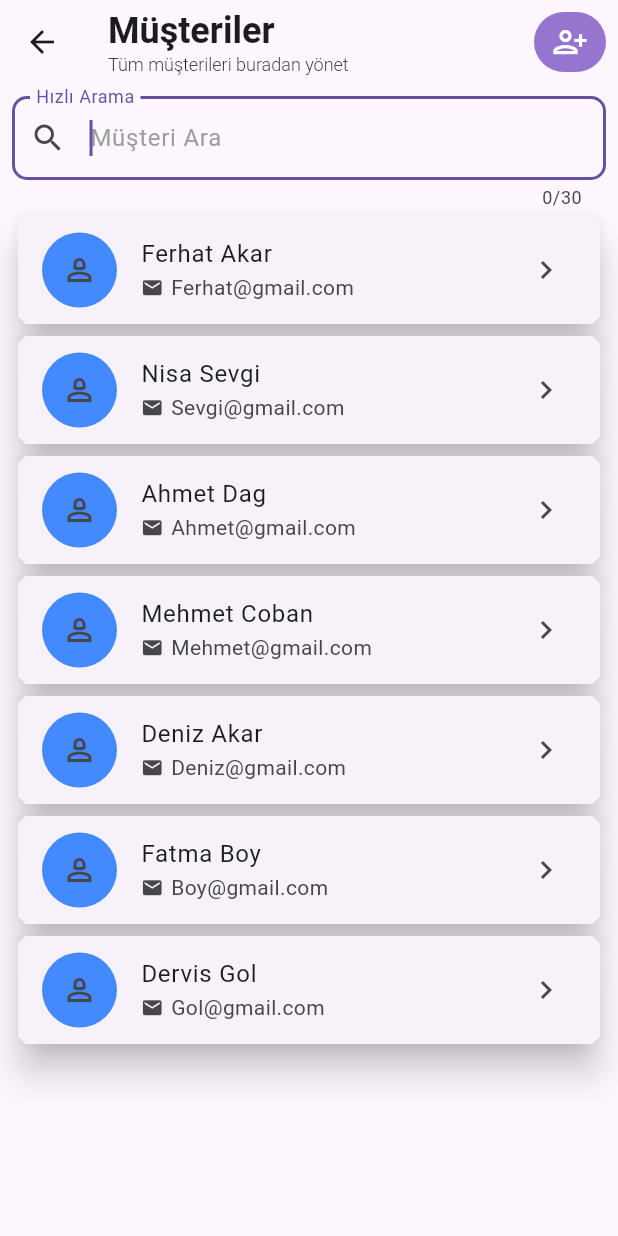
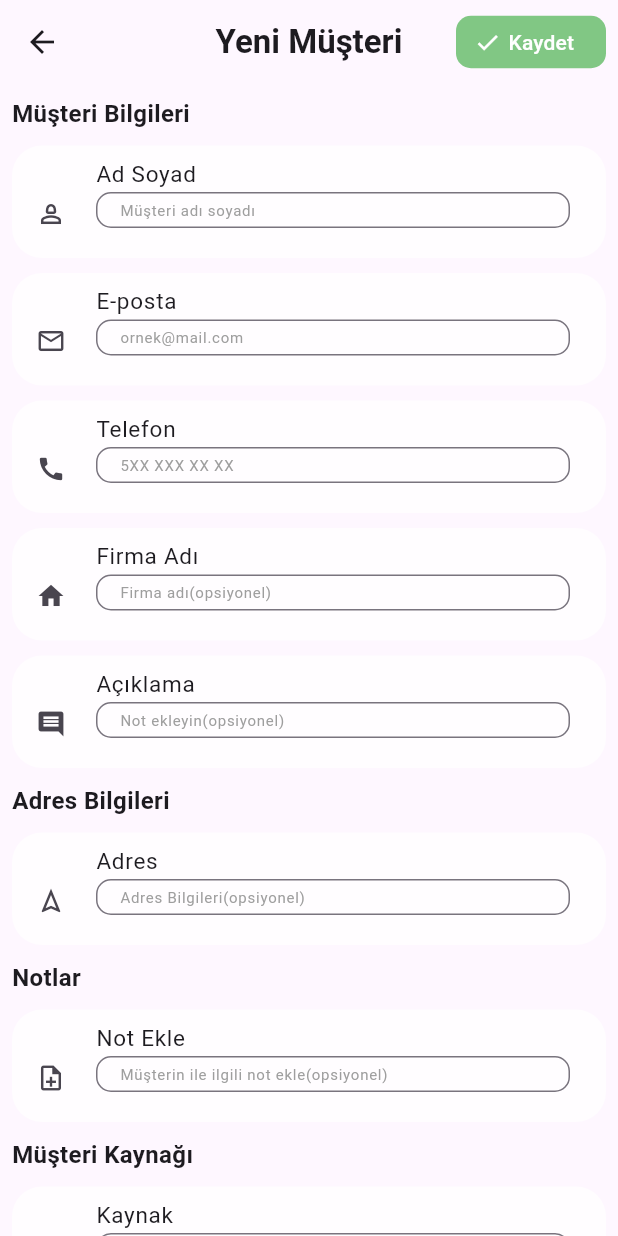
Before and after one commit to fferhatakr/freelancers_mobile_app, a Flutter app: the ClientListPage screen opened directly, after a tap on the "person add alt 1" icon, on a phone screen of 412 x 824 dp. Run offline on Flutter 3.47's test engine with Material 3 defaults, Android fonts, the phone set to English and light mode, and no system bars; our stand-ins replace fl_chart.

Commit message:
The project's new customer addition page has been created.

```diff
--- /dev/null
+++ b/lib/core/navigation/app_navigation.dart
@@ -0,0 +1,7 @@
+import 'package:flutter/material.dart';
+
+class AppNavigation {
+  static void navigateTo(BuildContext contex, Widget widget) {
+    Navigator.of(contex).push(MaterialPageRoute(builder: (context) => widget));
+  }
+}
--- a/lib/core/theme/app_colors.dart
+++ b/lib/core/theme/app_colors.dart
@@ -17,4 +17,5 @@ class AppColors {
   static const Color containerGoldColor = Color.fromARGB(255, 124, 87, 8);
   static const Color textStyle = Colors.white;
   static const Color dashboardBackground = Color(0xFFF5F5F5);
+  static const Color hintTextcolor = Colors.grey;
 }
--- a/lib/features/clients/clientList.dart
+++ b/lib/features/clients/clientList.dart
@@ -1,5 +1,7 @@
 import 'package:flutter/material.dart';
+import 'package:freelancer_tracking_system/core/navigation/app_navigation.dart';
 import 'package:freelancer_tracking_system/core/theme/app_theme.dart';
+import 'package:freelancer_tracking_system/features/clients/clients_add_screen.dart';
 import 'package:freelancer_tracking_system/features/clients/widgets/clientWidget.dart';
 
 class ClientListPage extends StatefulWidget {
@@ -42,7 +44,7 @@ class _ClientListPageState extends State<ClientListPage> {
         actions: [
           IconButton(
             onPressed: () {
-              print('Müşteri Ekleme Çok yakında');
+              AppNavigation.navigateTo(context, ClientAddScreen());
             },
             icon: Container(
               height: 48,
--- /dev/null
+++ b/lib/features/clients/clients_add_screen.dart
@@ -0,0 +1,153 @@
+import 'package:flutter/material.dart';
+import 'package:freelancer_tracking_system/features/clients/widgets/clients_add_widget.dart';
+
+class ClientAddScreen extends StatelessWidget {
+  final adSoyadController = TextEditingController();
+  final emailController = TextEditingController();
+  final telefonController = TextEditingController();
+  final firmaController = TextEditingController();
+  final notController = TextEditingController();
+  final adresController = TextEditingController();
+  final sourceController = TextEditingController();
+  final aciklamaController = TextEditingController();
+  @override
+  Widget build(BuildContext context) {
+    return Scaffold(
+      appBar: AppBar(
+        title: Text(
+          'Yeni Müşteri',
+          style: TextStyle(fontWeight: FontWeight.bold),
+        ),
+        centerTitle: true,
+        actions: [
+          Padding(
+            padding: const EdgeInsets.all(8.0),
+            child: Container(
+              height: 35,
+              width: 100,
+              decoration: BoxDecoration(
+                color: Colors.green[300],
+                borderRadius: BorderRadius.circular(10),
+              ),
+              child: TextButton(
+                onPressed: () {
+                  print('object');
+                  print(adSoyadController.text);
+                },
+                child: Row(
+                  children: [
+                    Icon(Icons.check, color: Colors.white),
+                    SizedBox(width: 5),
+                    Text('Kaydet', style: TextStyle(color: Colors.white)),
+                  ],
+                ),
+              ),
+            ),
+          ),
+        ],
+      ),
+      body: SingleChildScrollView(
+        child: Padding(
+          padding: const EdgeInsets.all(8.0),
+          child: Column(
+            spacing: 10,
+            crossAxisAlignment: CrossAxisAlignment.start,
+            children: [
+              Text(
+                'Müşteri Bilgileri',
+                style: TextStyle(fontSize: 16, fontWeight: FontWeight.bold),
+              ),
+
+              ClientAdd(
+                icon: Icons.person_2_outlined,
+                title: 'Ad Soyad',
+                title2: 'Müşteri adı soyadı',
+                controlText: adSoyadController,
+              ),
+              ClientAdd(
+                icon: Icons.mail_outline,
+                title: 'E-posta',
+                title2: 'ornek@mail.com',
+                controlText: emailController,
+              ),
+              ClientAdd(
+                icon: Icons.call,
+                title: 'Telefon',
+                title2: '5XX XXX XX XX',
+                controlText: telefonController,
+              ),
+              ClientAdd(
+                icon: Icons.home,
+                title: 'Firma Adı',
+                title2: 'Firma adı(opsiyonel)',
+                controlText: firmaController,
+              ),
+              ClientAdd(
+                icon: Icons.comment,
+                title: 'Açıklama',
+                title2: 'Not ekleyin(opsiyonel)',
+                controlText: aciklamaController,
+              ),
+              Text(
+                'Adres Bilgileri',
+                style: TextStyle(fontSize: 16, fontWeight: FontWeight.bold),
+              ),
+
+              ClientAdd(
+                icon: Icons.navigation_outlined,
+                title: 'Adres',
+                title2: 'Adres Bilgileri(opsiyonel)',
+                controlText: adresController,
+              ),
+
+              Text(
+                'Notlar',
+                style: TextStyle(fontSize: 16, fontWeight: FontWeight.bold),
+              ),
+              ClientAdd(
+                icon: Icons.note_add_outlined,
+                title: 'Not Ekle',
+                title2: 'Müşterin ile ilgili not ekle(opsiyonel)',
+                controlText: notController,
+              ),
+              Text(
+                'Müşteri Kaynağı',
+                style: TextStyle(fontSize: 16, fontWeight: FontWeight.bold),
+              ),
+              ClientAdd(
+                icon: Icons.source,
+                title: 'Kaynak',
+                title2: 'Müşterini Nereden Buldun(opsiyonel)',
+                controlText: sourceController,
+              ),
+              _info(),
+              SizedBox(height: 20),
+            ],
+          ),
+        ),
+      ),
+    );
+  }
+}
+
+class _info extends StatelessWidget {
+  const _info({super.key});
+
+  @override
+  Widget build(BuildContext context) {
+    return Container(
+      height: 75,
+      decoration: BoxDecoration(
+        borderRadius: BorderRadius.all(Radius.circular(20)),
+        color: const Color.fromARGB(255, 223, 249, 224),
+      ),
+      child: ListTile(
+        leading: Icon(Icons.info_outline, color: Colors.green[800]),
+        title: Text(
+          'Kaydedildiginde müşteri listenizde görünecektir',
+          style: TextStyle(fontSize: 15),
+        ),
+      ),
+    );
+  }
+}
--- /dev/null
+++ b/lib/features/clients/widgets/clients_add_widget.dart
@@ -0,0 +1,51 @@
+import 'package:flutter/material.dart';
+import 'package:flutter/services.dart';
+import 'package:freelancer_tracking_system/core/theme/app_colors.dart';
+
+class ClientAdd extends StatelessWidget {
+  final IconData icon;
+  final String title;
+  final String title2;
+  final dynamic controlText;
+  const ClientAdd({
+    required this.icon,
+    required this.title,
+    required this.title2,
+    required this.controlText,
+  });
+  @override
+  Widget build(BuildContext context) {
+    return Container(
+      height: 75,
+      width: double.infinity,
+      decoration: BoxDecoration(
+        color: Colors.white70,
+        borderRadius: BorderRadius.all(Radius.circular(20)),
+      ),
+      child: ListTile(
+        leading: Icon(icon, size: 20),
+        title: Column(
+          crossAxisAlignment: CrossAxisAlignment.start,
+          children: [
+            Text(title, style: TextStyle(fontSize: 15)),
+            SizedBox(
+              height: 24,
+              child: TextField(
+                controller: TextEditingController(),
+                decoration: InputDecoration(
+                  hint: Text(
+                    title2,
+                    style: TextStyle(
+                      fontSize: 10,
+                      color: AppColors.hintTextcolor,
+                    ),
+                  ),
+                ),
+              ),
+            ),
+          ],
+        ),
+      ),
+    );
+  }
+}
--- a/lib/features/dashboard/widgets/dashboard.dart
+++ b/lib/features/dashboard/widgets/dashboard.dart
@@ -1,4 +1,5 @@
 import 'package:flutter/material.dart';
+import 'package:freelancer_tracking_system/core/navigation/app_navigation.dart';
 import 'package:freelancer_tracking_system/core/theme/app_theme.dart';
 import 'package:freelancer_tracking_system/core/theme/language.dart';
 import 'package:freelancer_tracking_system/features/projects/projectList.dart';
@@ -28,7 +29,7 @@ class _DashboardState extends State<Dashboard> {
           IconButton(onPressed: () {}, icon: Icon(Icons.notifications)),
           IconButton(
             onPressed: () {
-              navigateToWidget(context, SettingsScreen());
+              AppNavigation.navigateTo(context, SettingsScreen());
             },
             icon: Icon(Icons.settings),
           ),
@@ -47,14 +48,4 @@ class _DashboardState extends State<Dashboard> {
       ),
     );
   }
-
-  void navigateToWidget(BuildContext context, Widget widget) {
-    Navigator.of(context).push(
-      MaterialPageRoute(
-        builder: (context) {
-          return widget;
-        },
-      ),
-    );
-  }
 }
--- a/lib/main.dart
+++ b/lib/main.dart
@@ -1,10 +1,7 @@
 import 'package:flutter/material.dart';
 import 'package:flutter/services.dart';
+import 'package:freelancer_tracking_system/features/clients/clients_add_screen.dart';
 import 'package:freelancer_tracking_system/features/dashboard/homePage.dart';
-import 'package:freelancer_tracking_system/features/settings/settings_screen.dart';
-import 'package:freelancer_tracking_system/features/settings/widgets/avatar.dart';
-import 'package:freelancer_tracking_system/features/settings/widgets/settings_card.dart';
-import 'package:freelancer_tracking_system/features/tasks/tasksPage.dart';
 
 void main() {
   runApp(const MyApp());
```
